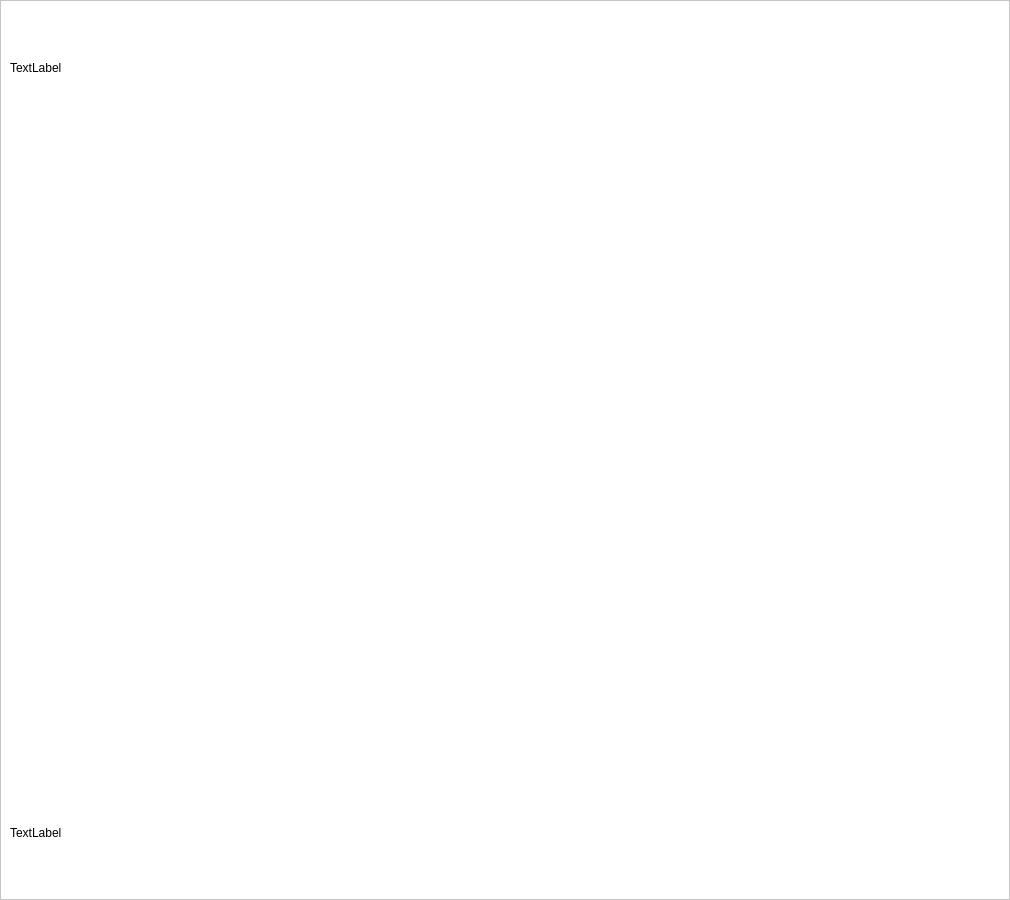
First picture: the form in src/qt/forms/communitypage.ui, repository noirofficial/noir, before the edit.
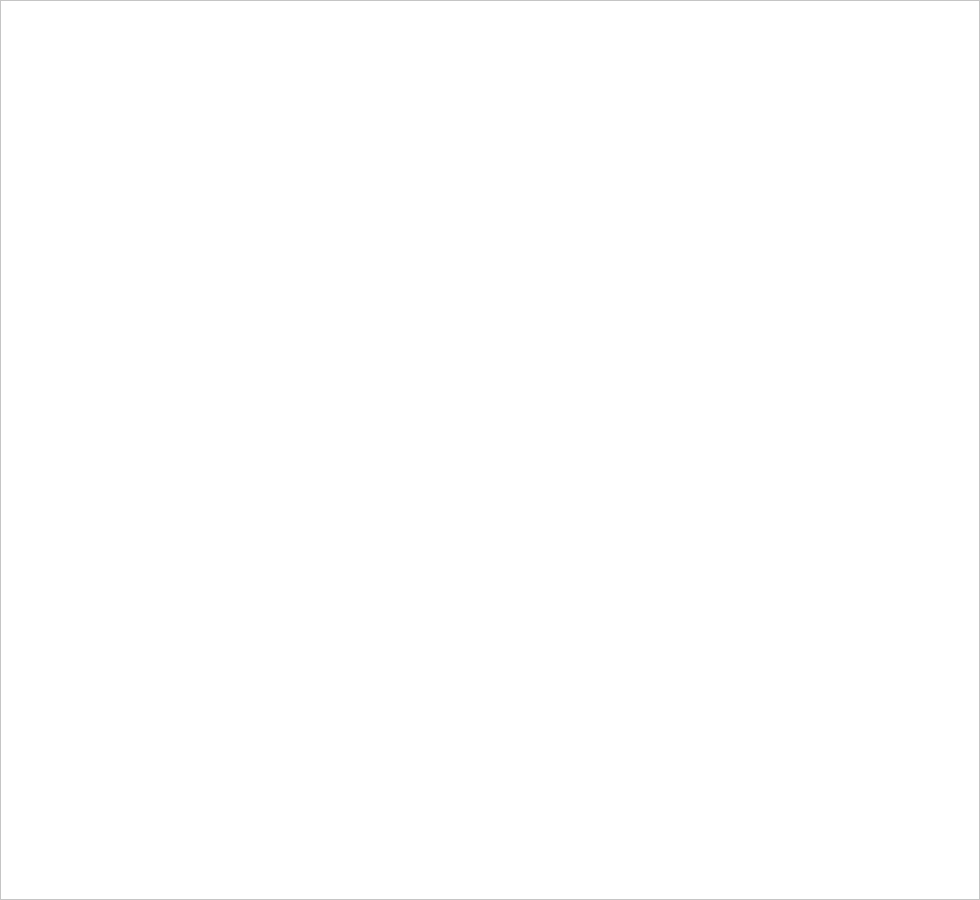
Second picture: the form after the edit. Icons and pictures are not drawn.

```diff
--- a/src/qt/forms/communitypage.ui
+++ b/src/qt/forms/communitypage.ui
@@ -6,7 +6,7 @@
    <rect>
     <x>0</x>
     <y>0</y>
-    <width>1010</width>
+    <width>980</width>
     <height>900</height>
    </rect>
   </property>
@@ -308,10 +308,7 @@
    <bool>false</bool>
   </property>
   <property name="styleSheet">
-   <string notr="true">background-color:rgba(255, 255, 255, 255);
-background-image: url(:/images/comm_image); 
-
-</string>
+   <string notr="true"/>
   </property>
   <layout class="QVBoxLayout" name="topLayout">
    <property name="spacing">
@@ -343,10 +340,19 @@
      <layout class="QVBoxLayout" name="verticalLayout">
       <item>
        <layout class="QVBoxLayout" name="verticalLayout_2">
+        <property name="spacing">
+         <number>0</number>
+        </property>
+        <property name="bottomMargin">
+         <number>40</number>
+        </property>
         <item>
          <widget class="QLabel" name="spacerTop">
+          <property name="styleSheet">
+           <string notr="true">background-color: rgba(255, 255, 255,0);</string>
+          </property>
           <property name="text">
-           <string>TextLabel</string>
+           <string/>
           </property>
          </widget>
         </item>
@@ -385,6 +391,25 @@
       </item>
       <item>
        <layout class="QHBoxLayout" name="horizontalLayout_3">
+        <property name="leftMargin">
+         <number>0</number>
+        </property>
+        <property name="rightMargin">
+         <number>0</number>
+        </property>
+        <item>
+         <spacer name="horizontalSpacer_2">
+          <property name="orientation">
+           <enum>Qt::Horizontal</enum>
+          </property>
+          <property name="sizeHint" stdset="0">
+           <size>
+            <width>40</width>
+            <height>20</height>
+           </size>
+          </property>
+         </spacer>
+        </item>
         <item>
          <widget class="QFrame" name="frame_2">
           <property name="sizePolicy">
@@ -409,41 +434,19 @@
             <number>0</number>
            </property>
            <property name="leftMargin">
-            <number>0</number>
+            <number>15</number>
            </property>
            <property name="topMargin">
-            <number>40</number>
+            <number>20</number>
            </property>
            <property name="rightMargin">
-            <number>0</number>
+            <number>15</number>
            </property>
            <property name="bottomMargin">
-            <number>40</number>
+            <number>20</number>
            </property>
            <item>
-            <spacer name="horizontalSpacer_2">
-             <property name="orientation">
-              <enum>Qt::Horizontal</enum>
-             </property>
-             <property name="sizeHint" stdset="0">
-              <size>
-               <width>40</width>
-               <height>20</height>
-              </size>
-             </property>
-            </spacer>
-           </item>
-           <item>
-            <layout class="QFormLayout" name="formLayout">
-             <property name="labelAlignment">
-              <set>Qt::AlignCenter</set>
-             </property>
-             <property name="horizontalSpacing">
-              <number>0</number>
-             </property>
-             <property name="verticalSpacing">
-              <number>25</number>
-             </property>
+            <layout class="QGridLayout" name="gridLayout">
              <property name="leftMargin">
               <number>20</number>
              </property>
@@ -642,22 +645,22 @@
              </item>
             </layout>
            </item>
-           <item>
-            <spacer name="horizontalSpacer">
-             <property name="orientation">
-              <enum>Qt::Horizontal</enum>
-             </property>
-             <property name="sizeHint" stdset="0">
-              <size>
-               <width>40</width>
-               <height>20</height>
-              </size>
-             </property>
-            </spacer>
-           </item>
           </layout>
          </widget>
         </item>
+        <item>
+         <spacer name="horizontalSpacer">
+          <property name="orientation">
+           <enum>Qt::Horizontal</enum>
+          </property>
+          <property name="sizeHint" stdset="0">
+           <size>
+            <width>40</width>
+            <height>20</height>
+           </size>
+          </property>
+         </spacer>
+        </item>
        </layout>
       </item>
       <item>
@@ -665,6 +668,9 @@
         <property name="spacing">
          <number>20</number>
         </property>
+        <property name="topMargin">
+         <number>40</number>
+        </property>
         <item>
          <widget class="QLabel" name="label_2">
           <property name="sizePolicy">
@@ -681,7 +687,8 @@
            </font>
           </property>
           <property name="styleSheet">
-           <string notr="true">color:white;</string>
+           <string notr="true">color:white;
+background-color: rgba(255, 255, 255,0);</string>
           </property>
           <property name="text">
            <string>Join the community and become part of something great!</string>
@@ -703,7 +710,9 @@
            <font>
             <family>Source Sans Pro</family>
             <pointsize>22</pointsize>
-            <italic>true</italic>
+            <weight>75</weight>
+            <italic>false</italic>
+            <bold>true</bold>
            </font>
           </property>
           <property name="styleSheet">
@@ -724,8 +733,11 @@
         </item>
         <item>
          <widget class="QLabel" name="label_4">
+          <property name="styleSheet">
+           <string notr="true">background-color: rgba(255, 255, 255,0);</string>
+          </property>
           <property name="text">
-           <string>TextLabel</string>
+           <string/>
           </property>
          </widget>
         </item>
```
Left out of the diff: 11 changed lines with no effect on the pictures.
